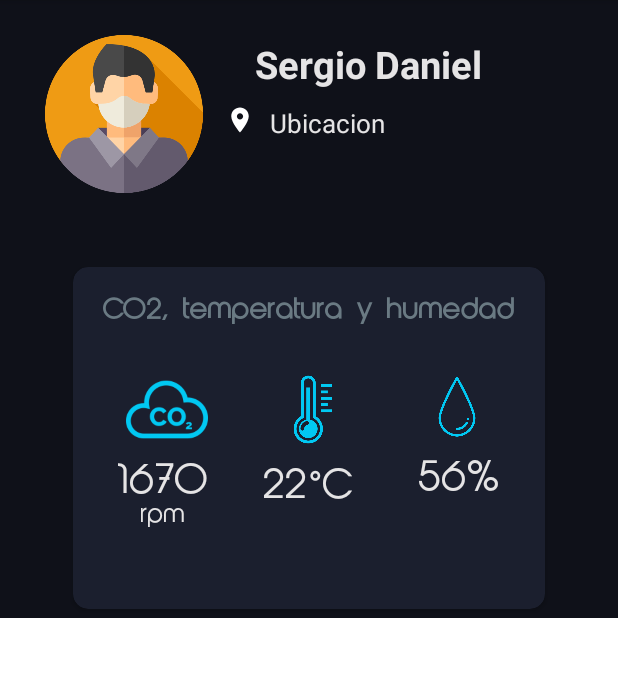
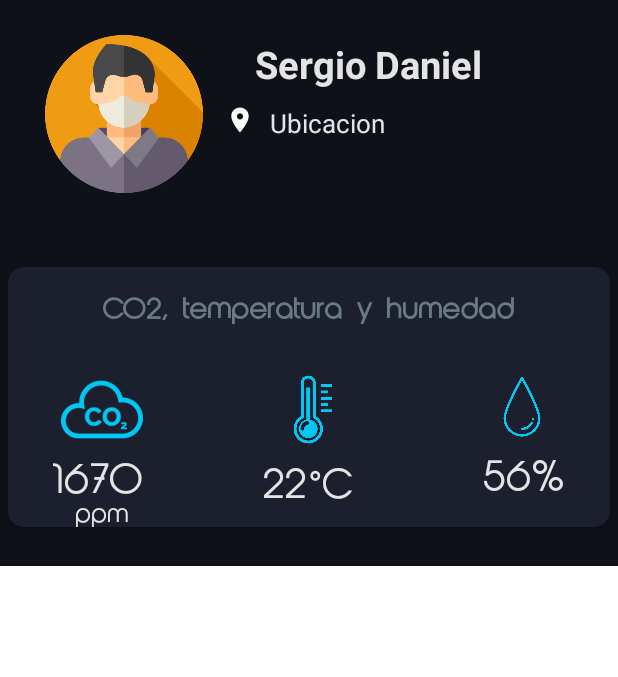
Before and after one commit to 2DAMUE/pfcjun21-dryice, an Android app: the MapInformationActivity screen opened directly, with no data from a screen before it, on a phone screen of 412 x 824 dp, the part 84-761 px from its top. Run offline under Robolectric (Android 15) with nearby library versions, the phone set to English and light mode, and no system bars.

Commit message:
Some fix

```diff
--- a/app/src/main/java/com/sap/dryice/screens/MapsActivity.java
+++ b/app/src/main/java/com/sap/dryice/screens/MapsActivity.java
@@ -260,9 +260,9 @@ public class MapsActivity extends FragmentActivity implements OnMapReadyCallback
                     @Override
                     public void onDataChange(@NonNull DataSnapshot snapshot) {
                         RTData e = snapshot.getValue(RTData.class);
-                        co2Info.setText((int) e.getCO2() + " ppm");
-                        tempInfo.setText((int) e.getTemperature() + " ºC");
-                        humInfo.setText((int) e.getHumedity() + " %");
+                        co2Info.setText((int) e.getCO2());
+                        tempInfo.setText((int) e.getTemperature() + "ºC");
+                        humInfo.setText((int) e.getHumedity() + "%");
                     }
 
                     @Override
--- a/app/src/main/res/layout/activity_map_information.xml
+++ b/app/src/main/res/layout/activity_map_information.xml
@@ -67,9 +67,10 @@
 
     </RelativeLayout>
         <androidx.cardview.widget.CardView
-            android:layout_width="325dp"
-            android:layout_height="240dp"
+            android:layout_width="match_parent"
+            android:layout_height="match_parent"
             android:layout_marginTop="20dp"
+            android:layout_marginBottom="20dp"
 
             app:cardCornerRadius="10dp"
             android:elevation="10dp"
@@ -114,7 +115,7 @@
                     android:layout_width="wrap_content"
                     android:layout_height="wrap_content"
                     android:layout_marginLeft="15dp"
-                    android:text="rpm"
+                    android:text="ppm"
                     android:textColor="@color/claroLetras"
                     android:textSize="16dp"
                     android:fontFamily="@font/abeatby_kai_regular"
```
